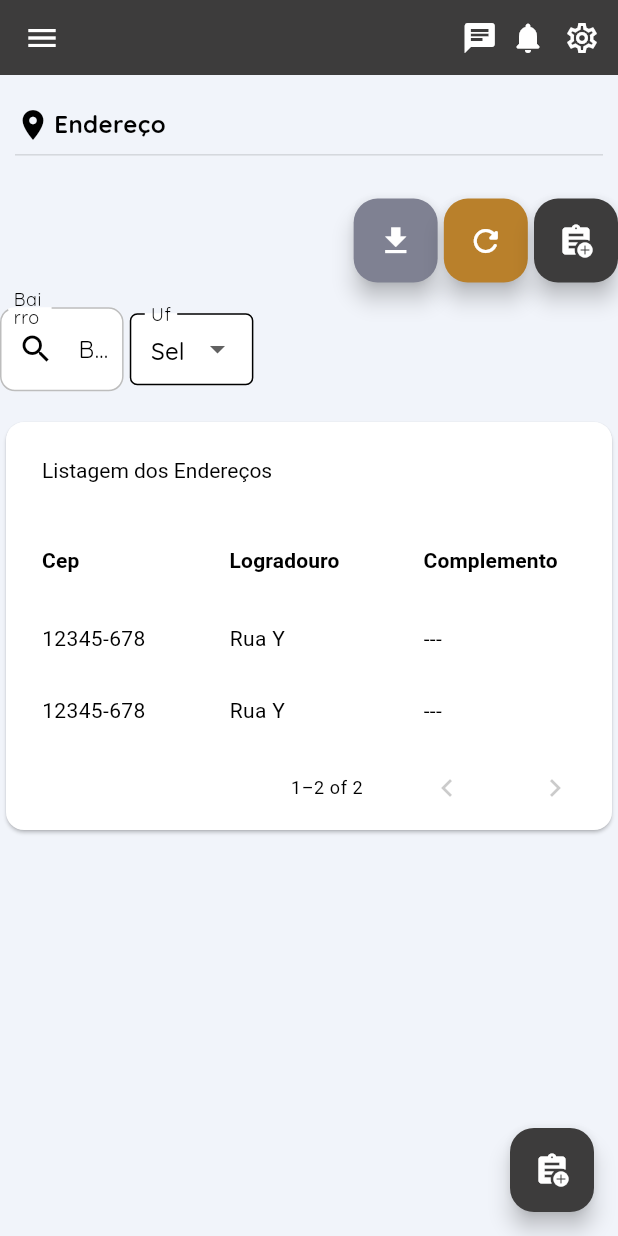
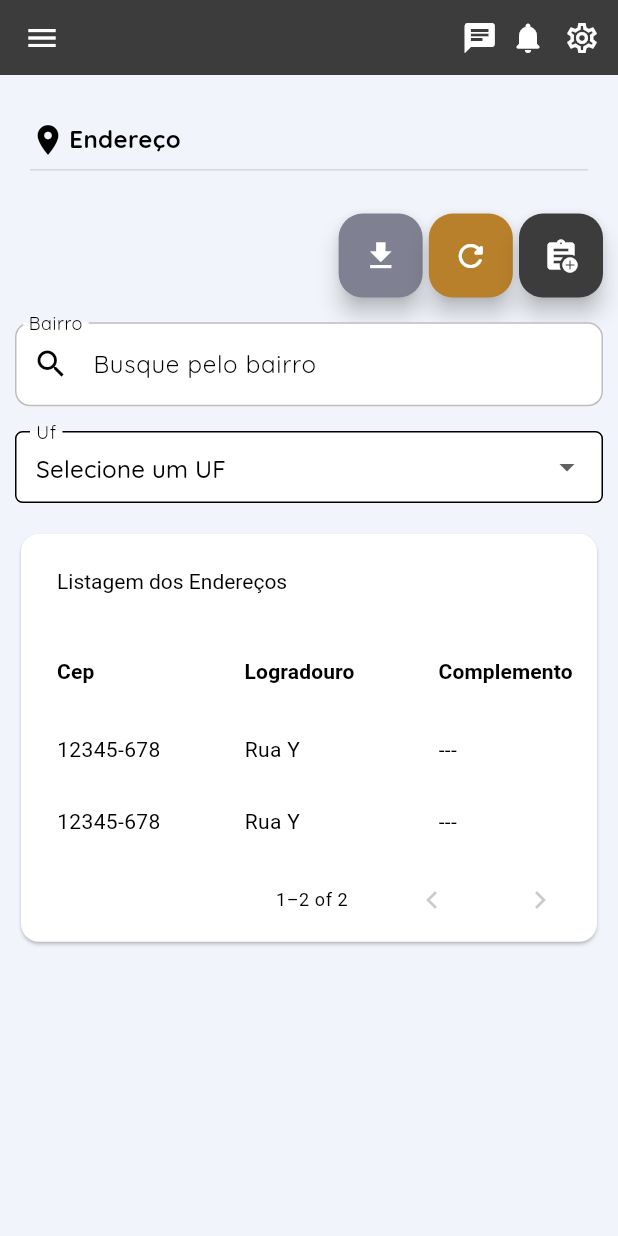
Before and after one commit to matheus-olindabits/7pay, a Flutter app: the AddressPage screen opened by its route, on a phone screen of 412 x 824 dp. Run offline on Flutter 3.47's test engine with Material 3 defaults, Android fonts, the phone set to English and light mode, and no system bars; our stand-ins replace another_flushbar, dio, flutter_mobx, flutter_modular, mobx; generated files the repository leaves out were written again.

Commit message:
feat: criação do buscar cep mobile

```diff
--- a/src/lib/app/modules/address/components/address_create/address_dialog_create_page.dart
+++ b/src/lib/app/modules/address/components/address_create/address_dialog_create_page.dart
@@ -2,6 +2,7 @@ import 'package:flutter/material.dart';
 import 'package:flutter_mobx/flutter_mobx.dart';
 import 'package:flutter_modular/flutter_modular.dart';
 import 'package:test_7pay/app/core/style/size.dart';
+import 'package:test_7pay/app/modules/address/components/address_create/address_create_mobile/address_dialog_create_by_street_mobile_page.dart';
 import 'package:test_7pay/app/modules/address/components/address_create/address_dialog_create_by_cep_page.dart';
 import 'package:test_7pay/app/modules/address/components/address_create/address_dialog_create_by_street_page.dart';
 import 'package:test_7pay/app/modules/address/components/address_create/address_list_to_select_page.dart';
@@ -35,7 +36,9 @@ Future<void> showCustomDialog() {
                             (controller.addressCreateType ==
                                     AddressCreateType.cep.name)
                                 ? AddressDialogCreateByCepPage()
-                                : AddressDialogCreateByStreetPage(),
+                                : (context.isMobile)
+                                    ? AddressDialogCreateByStreetMobilePage()
+                                    : AddressDialogCreateByStreetPage(),
                             if (controller.openToSelect) ...[
                               AddressListToSelectPage(),
                             ],
--- /dev/null
+++ b/src/lib/app/modules/address/components/address_list/address_list_mobile/address_list_filter_mobile_page.dart
@@ -0,0 +1,96 @@
+import 'package:flutter/material.dart';
+import 'package:flutter_modular/flutter_modular.dart';
+import 'package:test_7pay/app/core/style/size.dart';
+import 'package:test_7pay/app/modules/address/controllers/address_controller.dart';
+import 'package:test_7pay/app/shared/widgets/spacing/divider_h.dart';
+
+class AddressListFilterMobilePage extends StatelessWidget {
+  AddressListFilterMobilePage({super.key});
+
+  final _controller = Modular.get<AddressController>();
+
+  @override
+  Widget build(BuildContext context) {
+    return Column(
+      children: [
+        SizedBox(
+          child: TextFormField(
+            decoration: InputDecoration(
+              label: const Text(
+                "Bairro",
+                style: TextStyle(color: Colors.black),
+              ),
+              floatingLabelBehavior: FloatingLabelBehavior.always,
+              fillColor: Colors.white,
+              filled: true,
+              contentPadding: const EdgeInsets.symmetric(
+                vertical: 5.0,
+                horizontal: 5.0,
+              ),
+              counterText: "",
+              enabledBorder: OutlineInputBorder(
+                borderSide: const BorderSide(color: Colors.black26),
+                borderRadius: BorderRadius.circular(10),
+              ),
+              focusedBorder: OutlineInputBorder(
+                borderSide: const BorderSide(color: Colors.black26),
+                borderRadius: BorderRadius.circular(10),
+              ),
+              hintText: 'Busque pelo bairro',
+              hintStyle: TextStyle(
+                height: context.h(.0035),
+              ),
+              prefixIcon: const Icon(
+                Icons.search,
+              ),
+            ),
+            onChanged: (value) => _controller.setFilter(value),
+          ),
+        ),
+        const SpacingH(.02),
+        SizedBox(
+          child: DropdownButtonFormField(
+            isExpanded: true,
+            decoration: InputDecoration(
+              label: const Text(
+                "Uf",
+                style: TextStyle(color: Colors.black),
+              ),
+              fillColor: Colors.white,
+              contentPadding: const EdgeInsets.symmetric(
+                vertical: 10.0,
+                horizontal: 10.0,
+              ),
+              floatingLabelBehavior: FloatingLabelBehavior.always,
+              hintText: '',
+              enabledBorder: OutlineInputBorder(
+                borderRadius: BorderRadius.circular(5),
+              ),
+              border: OutlineInputBorder(
+                borderRadius: BorderRadius.circular(5),
+              ),
+              filled: true,
+            ),
+            dropdownColor: Colors.white,
+            items: _controller.ufList
+                .map<DropdownMenuItem<String>>((String value) {
+              if (value.isNotEmpty) {
+                return DropdownMenuItem<String>(
+                  value: value,
+                  child: Text(value),
+                );
+              } else {
+                return DropdownMenuItem<String>(
+                  value: value,
+                  child: const Text('Selecione um UF'),
+                );
+              }
+            }).toList(),
+            value: _controller.ufFilter,
+            onChanged: (value) => _controller.setUfFilter(value!),
+          ),
+        ),
+      ],
+    );
+  }
+}
--- /dev/null
+++ b/src/lib/app/modules/address/components/address_list/address_list_mobile/address_list_mobile_page.dart
@@ -0,0 +1,31 @@
+import 'package:flutter/material.dart';
+import 'package:test_7pay/app/modules/address/components/address_list/address_action_buttom_page.dart';
+import 'package:test_7pay/app/modules/address/components/address_list/address_list_mobile/address_list_filter_mobile_page.dart';
+import 'package:test_7pay/app/modules/address/components/address_list/address_list_table_page.dart';
+import 'package:test_7pay/app/shared/enum/page_name_enum.dart';
+import 'package:test_7pay/app/shared/widgets/header/header_default_page.dart';
+import 'package:test_7pay/app/shared/widgets/spacing/divider_h.dart';
+
+class AddressListMobilePage extends StatelessWidget {
+  const AddressListMobilePage({super.key});
+
+  @override
+  Widget build(BuildContext context) {
+    return Padding(
+      padding: const EdgeInsets.all(10),
+      child: Column(
+        children: [
+          HeaderDefaultPage(
+            name: PageName.address.name,
+            icon: Icons.location_on_sharp,
+          ),
+          AddressActionButtomPage(),
+          const SpacingH(.02),
+          AddressListFilterMobilePage(),
+          const SpacingH(.02),
+          AddressListTablePage(),
+        ],
+      ),
+    );
+  }
+}
--- a/src/lib/app/modules/address/pages/address_page.dart
+++ b/src/lib/app/modules/address/pages/address_page.dart
@@ -1,6 +1,6 @@
 import 'package:flutter/material.dart';
-import 'package:test_7pay/app/core/style/color.dart';
 import 'package:test_7pay/app/core/style/size.dart';
+import 'package:test_7pay/app/modules/address/components/address_list/address_list_mobile/address_list_mobile_page.dart';
 import 'package:test_7pay/app/modules/address/components/address_list/address_list_page.dart';
 
 class AddressPage extends StatelessWidget {
@@ -13,18 +13,8 @@ class AddressPage extends StatelessWidget {
         width: double.infinity,
         child: SingleChildScrollView(
           child: (context.isMobile)
-              ? const AddressListPage()
+              ? const AddressListMobilePage()
               : const AddressListPage(),
-        ),
-      ),
-      floatingActionButtonLocation: FloatingActionButtonLocation.endFloat,
-      floatingActionButton: Visibility(
-        visible: context.isMobile ? true : false,
-        child: FloatingActionButton(
-          onPressed: () {}, //_controller.setRouterGoToCreate(),
-          backgroundColor: WColor.primaryColor,
-          tooltip: 'Cadastrar Produto',
-          child: const Icon(Icons.assignment_add),
         ),
       ),
     );
```
Also changed, not shown: src/lib/app/modules/address/components/address_create/address_create_mobile/address_dialog_create_by_street_mobile_page.dart (added, +144 -0 lines).
